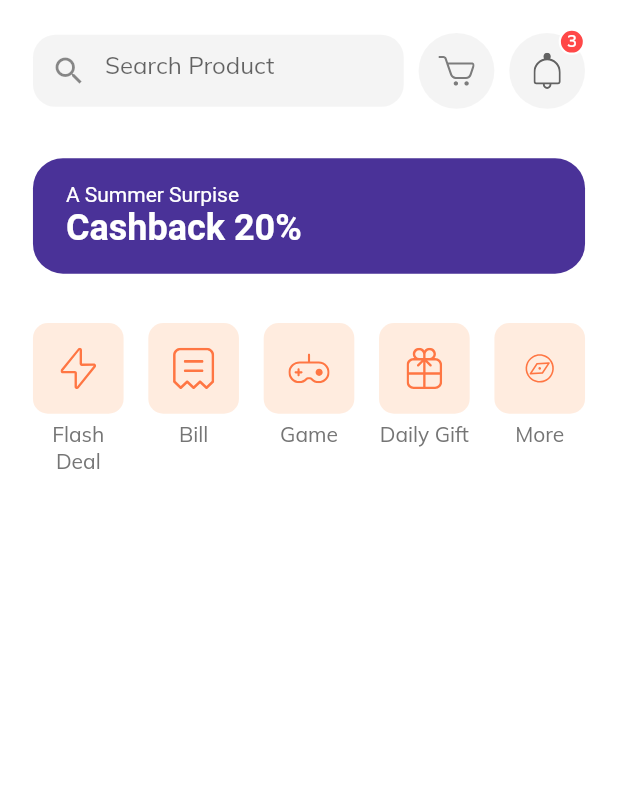
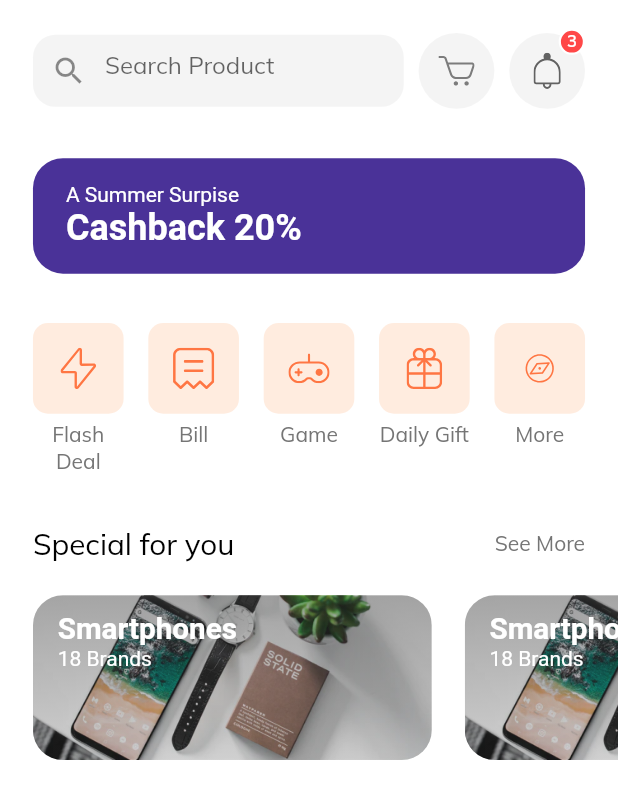
Before and after one commit to hutomosaktikartiko/Shop-App, a Flutter app: the HomeScreen screen opened by its route, on a phone screen of 412 x 824 dp. Shown: the top 799 px of the screen. Run offline on Flutter 3.47's test engine with Material 2 defaults, Android fonts, the phone set to English and light mode, and no system bars; our stand-ins replace flutter_svg.

Commit message:
Special Offers

```diff
--- a/lib/screens/home/components/body.dart
+++ b/lib/screens/home/components/body.dart
@@ -1,6 +1,7 @@
 import 'package:flutter/material.dart';
 import 'package:flutter_svg/flutter_svg.dart';
 import 'package:shop_app/screens/home/components/categories.dart';
+import 'package:shop_app/screens/home/components/special_offers.dart';
 import 'package:shop_app/size_config.dart';
 import 'package:shop_app/screens/home/components/home_header.dart';
 import 'package:shop_app/screens/home/components/discount_banner.dart';
@@ -23,7 +24,11 @@ class Body extends StatelessWidget {
             SizedBox(
               height: getProportionateScreenWidth(30),
             ),
-            Categories()
+            Categories(),
+            SizedBox(
+              height: getProportionateScreenWidth(30),
+            ),
+            SpecialOffers()
           ],
         ),
       ),
--- /dev/null
+++ b/lib/screens/home/components/section_title.dart
@@ -0,0 +1,32 @@
+import 'package:flutter/material.dart';
+import 'package:shop_app/size_config.dart';
+
+class SectionTiitle extends StatelessWidget {
+  const SectionTiitle({
+    Key key,
+    @required this.text,
+    @required this.press,
+  }) : super(key: key);
+
+  final String text;
+  final GestureTapCallback press;
+
+  @override
+  Widget build(BuildContext context) {
+    return Padding(
+      padding:
+          EdgeInsets.symmetric(horizontal: getProportionateScreenWidth(20)),
+      child: Row(
+        mainAxisAlignment: MainAxisAlignment.spaceBetween,
+        children: [
+          Text(
+            text,
+            style: TextStyle(
+                fontSize: getProportionateScreenWidth(18), color: Colors.black),
+          ),
+          GestureDetector(onTap: press, child: Text("See More"))
+        ],
+      ),
+    );
+  }
+}
--- /dev/null
+++ b/lib/screens/home/components/special_offers.dart
@@ -0,0 +1,110 @@
+import 'package:flutter/material.dart';
+import 'package:shop_app/screens/home/components/section_title.dart';
+import 'package:shop_app/size_config.dart';
+
+class SpecialOffers extends StatelessWidget {
+  const SpecialOffers({
+    Key key,
+  }) : super(key: key);
+
+  @override
+  Widget build(BuildContext context) {
+    return Column(
+      children: [
+        SectionTiitle(
+          text: "Special for you",
+          press: () {},
+        ),
+        SizedBox(
+          height: getProportionateScreenWidth(20),
+        ),
+        SingleChildScrollView(
+          scrollDirection: Axis.horizontal,
+          child: Row(
+            children: [
+              SpecialOfferCard(
+                image: "assets/images/Image Banner 2.png",
+                category: "Smartphones",
+                numOfBrands: 18,
+                press: () {},
+              ),
+              SpecialOfferCard(
+                image: "assets/images/Image Banner 2.png",
+                category: "Smartphones",
+                numOfBrands: 18,
+                press: () {},
+              ),
+              SizedBox(
+                width: getProportionateScreenWidth(20),
+              ),
+            ],
+          ),
+        ),
+      ],
+    );
+  }
+}
+
+class SpecialOfferCard extends StatelessWidget {
+  const SpecialOfferCard({
+    Key key,
+    @required this.category,
+    @required this.image,
+    @required this.numOfBrands,
+    @required this.press,
+  }) : super(key: key);
+
+  final String category, image;
+  final int numOfBrands;
+  final GestureTapCallback press;
+
+  @override
+  Widget build(BuildContext context) {
+    return Padding(
+      padding: EdgeInsets.only(left: getProportionateScreenWidth(20)),
+      child: SizedBox(
+        width: getProportionateScreenWidth(242),
+        height: getProportionateScreenWidth(100),
+        child: ClipRRect(
+          borderRadius: BorderRadius.circular(20),
+          child: Stack(
+            children: [
+              Image.asset(
+                image,
+                fit: BoxFit.cover,
+              ),
+              Container(
+                decoration: BoxDecoration(
+                    gradient: LinearGradient(
+                        begin: Alignment.topCenter,
+                        end: Alignment.bottomCenter,
+                        colors: [
+                      Color(0xFF343434).withOpacity(0.4),
+                      Color(0xFF343434).withOpacity(0.15),
+                    ])),
+              ),
+              Padding(
+                padding: EdgeInsets.symmetric(
+                  vertical: getProportionateScreenWidth(10),
+                  horizontal: getProportionateScreenWidth(15),
+                ),
+                child: Text.rich(TextSpan(
+                    style: TextStyle(
+                      color: Colors.white,
+                    ),
+                    children: [
+                      TextSpan(
+                          text: "$category\n",
+                          style: TextStyle(
+                              fontSize: getProportionateScreenWidth(18),
+                              fontWeight: FontWeight.bold)),
+                      TextSpan(text: "$numOfBrands Brands")
+                    ])),
+              )
+            ],
+          ),
+        ),
+      ),
+    );
+  }
+}
```
